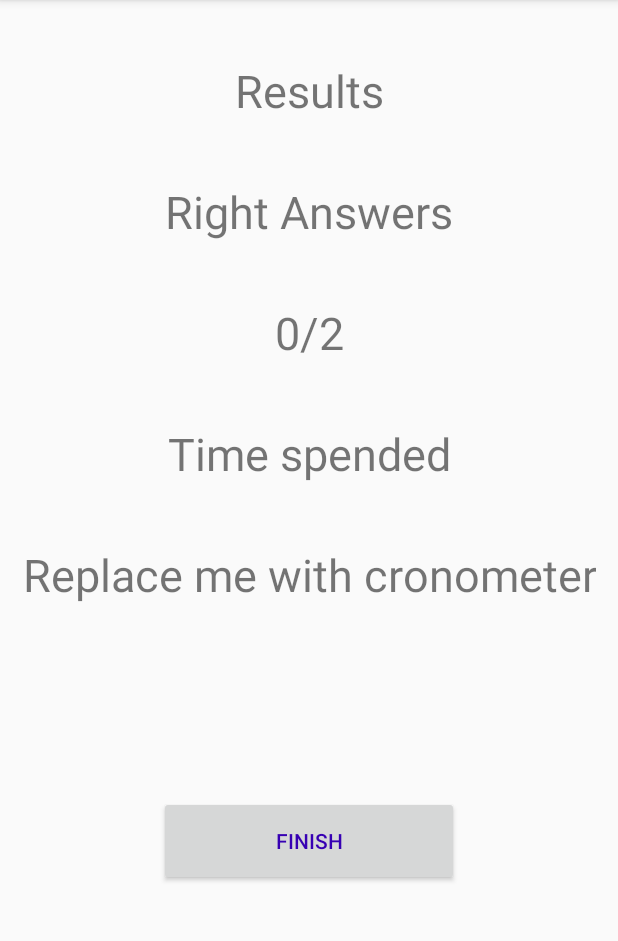
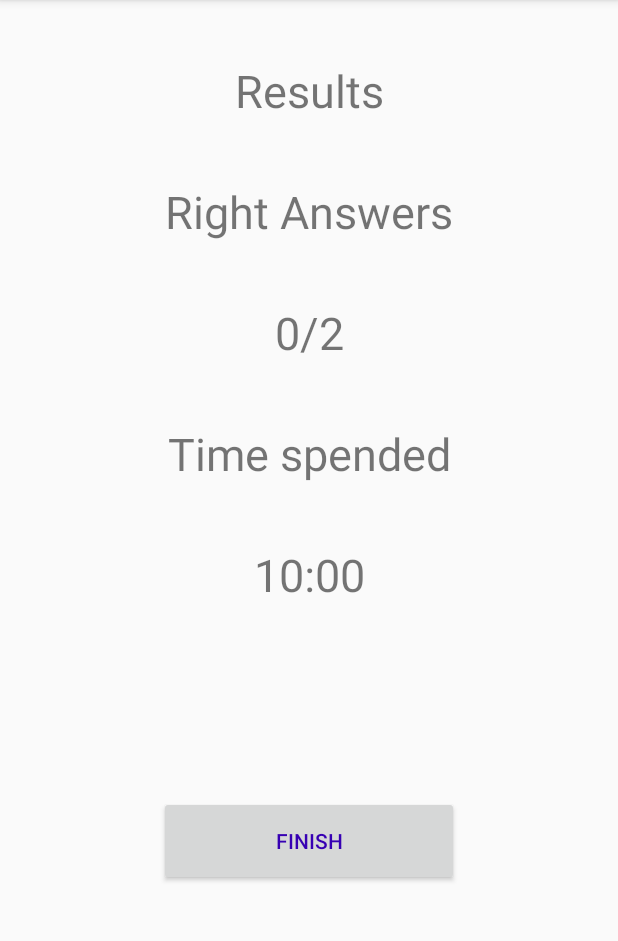
Before and after one commit to CODER591/ExamApplication, an Android app: the fragment FinishPageFragment placed in its activity, on a phone screen of 412 x 824 dp, the part 84-1025 px from its top. Run offline under Robolectric (Android 15) with nearby library versions, the phone set to English and light mode, and no system bars; 1 statement that could not run was skipped.

```diff
--- a/app/src/main/java/com/example/testsapplication/FinishPageFragment.java
+++ b/app/src/main/java/com/example/testsapplication/FinishPageFragment.java
@@ -40,9 +40,12 @@ public class FinishPageFragment extends Fragment {
         View view =inflater.inflate(R.layout.fragment_finish_page, container, false);
         TextView tv_right_ans = view.findViewById(R.id.right_answers);
         Button fin_btn=view.findViewById(R.id.finish_button);
+        TextView spended_time =view.findViewById(R.id.spended_time);
         int all_qst_quantity = TestManager.getInstance().getCurrentExam().getExamQuestionsCount();
         int right_ans_quantity = TestManager.getInstance().getCurrentExam().getCorrectAnswers();
+        String time_left_formatted = TestManager.getInstance().getCurrentExam().getTimeLeft();
         tv_right_ans.setText(String.valueOf(right_ans_quantity)+"/"+String.valueOf(all_qst_quantity));
+        spended_time.setText(time_left_formatted);
         fin_btn.setOnClickListener(new View.OnClickListener() {
             @Override
             public void onClick(View v) {
--- a/app/src/main/java/com/example/testsapplication/model/ExamController.java
+++ b/app/src/main/java/com/example/testsapplication/model/ExamController.java
@@ -6,6 +6,7 @@ import android.widget.Chronometer;
 import java.util.ArrayList;
 import java.util.Collections;
 import java.util.List;
+import java.util.Locale;
 
 
 //should manage the running test directly
@@ -19,8 +20,13 @@ public class ExamController {
         private int mCorrectAnswers;
         private int mSkippedQuestions;
         private List <Integer> mQnA; //this list contains id of provided answer
+
+        private static final long START_TIME_IN_MILLIS = 600000;
         private CountDownTimer mCountDownTimer;
+        private long mTimeLeftInMillis = START_TIME_IN_MILLIS;
+
         public ExamController() {
+
 
         }
         public ExamController(Test test) {
@@ -32,6 +38,18 @@ public class ExamController {
                 importRandomQuestions(imported_qs);
                 mQnA = new ArrayList<>(Collections.nCopies(mExamQuestionsCount, 0));
                 mPosition = 0;
+                mCountDownTimer = new CountDownTimer(mTimeLeftInMillis, 1000) {
+                        @Override
+                        public void onTick(long millisUntilFinished) {
+                                mTimeLeftInMillis = millisUntilFinished;
+                        }
+
+                        @Override
+                        public void onFinish() {
+
+                        }
+
+                };
         }
         public int getPosition(){
                 return mPosition;
@@ -55,11 +73,17 @@ public class ExamController {
         }
 
         public void startExam() {
-
-                //set up timer
+                mCountDownTimer.start();
         }
         public void endExam() {
-                //stop timer
+                mCountDownTimer.cancel();
+        }
+        public String  getTimeLeft() {
+                int minutes = (int) (mTimeLeftInMillis / 1000) / 60;
+                int seconds = (int) (mTimeLeftInMillis / 1000) % 60;
+
+                String timeLeftFormatted = String.format(Locale.getDefault(), "%02d:%02d", minutes, seconds);
+                return timeLeftFormatted;
         }
         //answer index is number of answer on plate (number of checkbox)
         public void answerQuestion(int ans_id) {
--- a/app/src/main/res/layout/fragment_finish_page.xml
+++ b/app/src/main/res/layout/fragment_finish_page.xml
@@ -72,7 +72,7 @@
         android:paddingRight="10dp"
         android:paddingLeft="10dp"
         android:textSize="30dp"
-        android:text="Replace me with cronometer"
+        android:text=""
         android:textAlignment="center"
         android:gravity="center_horizontal"
         app:layout_constraintTop_toBottomOf="@id/spended_time_text"
--- a/app/src/main/res/layout/fragment_question.xml
+++ b/app/src/main/res/layout/fragment_question.xml
@@ -15,6 +15,7 @@
         android:textSize="30dp"
         android:layout_marginTop="30dp"
         android:layout_marginRight="30dp"
+        android:layout_marginEnd="30dp"
         app:layout_constraintTop_toTopOf="parent"
         app:layout_constraintStart_toStartOf="parent"
         app:layout_constraintEnd_toEndOf="@id/question_number"
```
